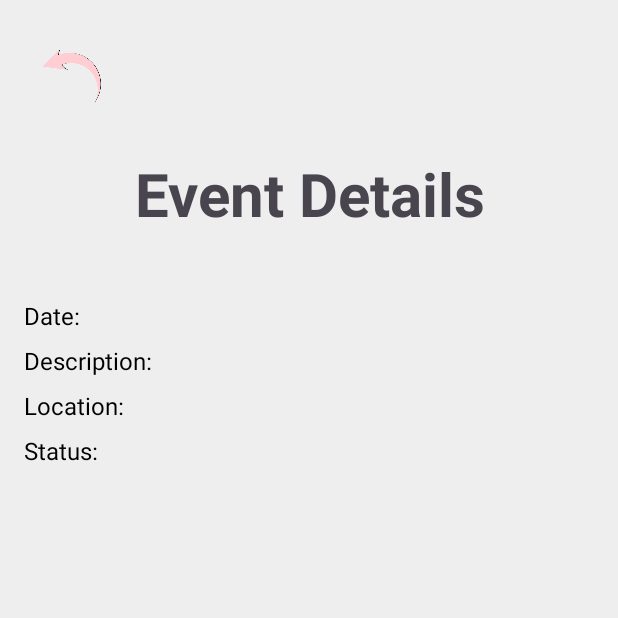
After one commit to NoamGeorge2006/Noam_final, an Android app: the EventDetailActivity screen opened directly, with no data from a screen before it, on a phone screen of 412 x 824 dp, the top half of it. The commit adds this screen. Run offline under Robolectric (Android 15) with nearby library versions, the light colour scheme and no system bars; 1 statement that could not run was skipped.

```diff
--- a/app/src/main/AndroidManifest.xml
+++ b/app/src/main/AndroidManifest.xml
@@ -88,6 +88,9 @@
         <activity android:name=".EventListActivity"
             android:exported="true"/>
 
+        <activity android:name=".EventDetailActivity"
+            android:exported="true"/>
+
 
 
     </application>
--- a/app/src/main/java/com/example/noam_final/AddEventActivity.java
+++ b/app/src/main/java/com/example/noam_final/AddEventActivity.java
@@ -8,6 +8,7 @@ import android.content.pm.PackageManager;
 import android.net.Uri;
 import android.os.Bundle;
 import android.provider.CalendarContract;
+import android.util.Log;
 import android.widget.Button;
 import android.widget.EditText;
 import android.widget.ImageButton;
@@ -147,6 +148,7 @@ public class AddEventActivity extends AppCompatActivity {
     }
 
     private void addEvent(boolean isPublic) {
+        Log.d("AddEventActivity", "Current user: " + (mAuth.getCurrentUser() != null ? mAuth.getCurrentUser().getUid() : "null"));
         if (mAuth.getCurrentUser() == null) {
             Toast.makeText(this, "Please log in to add events", Toast.LENGTH_SHORT).show();
             finish();
@@ -171,15 +173,18 @@ public class AddEventActivity extends AppCompatActivity {
     }
 
     private void addEventToFirebase(Event event) {
+        Log.d("AddEventActivity", "Saving event: " + event.getTitle() + ", Date: " + event.getDate());
         db.collection("events")
                 .document(event.getId())
                 .set(event.toMap())
                 .addOnSuccessListener(aVoid -> {
                     String visibility = event.isPublic() ? "public" : "private";
+                    Log.d("AddEventActivity", "Event saved: " + event.getTitle());
                     Toast.makeText(this, "Event added successfully as " + visibility, Toast.LENGTH_SHORT).show();
                     finish();
                 })
                 .addOnFailureListener(e -> {
+                    Log.e("AddEventActivity", "Failed to save event: " + e.getMessage());
                     Toast.makeText(this, "Failed to add event: " + e.getMessage(), Toast.LENGTH_SHORT).show();
                 });
     }
--- /dev/null
+++ b/app/src/main/java/com/example/noam_final/EventDetailActivity.java
@@ -0,0 +1,54 @@
+package com.example.noam_final;
+
+import android.os.Bundle;
+import android.widget.ImageButton;
+import android.widget.TextView;
+import android.widget.Toast;
+import androidx.appcompat.app.AppCompatActivity;
+
+public class EventDetailActivity extends AppCompatActivity {
+    private ImageButton btnBack;
+    private TextView tvEventTitle, tvEventDate, tvEventDescription, tvEventLocation, tvEventStatus;
+
+    @Override
+    protected void onCreate(Bundle savedInstanceState) {
+        super.onCreate(savedInstanceState);
+        setContentView(R.layout.activity_event_detail);
+
+        // Initialize views
+        btnBack = findViewById(R.id.btnBack);
+        tvEventTitle = findViewById(R.id.tvEventTitle);
+        tvEventDate = findViewById(R.id.tvEventDate);
+        tvEventDescription = findViewById(R.id.tvEventDescription);
+        tvEventLocation = findViewById(R.id.tvEventLocation);
+        tvEventStatus = findViewById(R.id.tvEventStatus);
+
+        // Set up back button
+        btnBack.setOnClickListener(v -> finish());
+
+        // Load event details
+        loadEventDetails();
+    }
+
+    private void loadEventDetails() {
+        // Assuming event details are passed via Intent
+        String title = getIntent().getStringExtra("eventTitle");
+        String date = getIntent().getStringExtra("eventDate");
+        String description = getIntent().getStringExtra("eventDescription");
+        String location = getIntent().getStringExtra("eventLocation");
+        boolean isPublic = getIntent().getBooleanExtra("eventIsPublic", false);
+
+        if (title == null || date == null) {
+            Toast.makeText(this, "Invalid event data", Toast.LENGTH_SHORT).show();
+            finish();
+            return;
+        }
+
+        // Set text views
+        tvEventTitle.setText(title);
+        tvEventDate.setText("Date: " + date);
+        tvEventDescription.setText("Description: " + (description != null ? description : "N/A"));
+        tvEventLocation.setText("Location: " + (location != null ? location : "N/A"));
+        tvEventStatus.setText("Status: " + (isPublic ? "Public" : "Private"));
+    }
+}
--- /dev/null
+++ b/app/src/main/res/layout/activity_event_detail.xml
@@ -0,0 +1,93 @@
+<?xml version="1.0" encoding="utf-8"?>
+<LinearLayout xmlns:android="http://schemas.android.com/apk/res/android"
+    android:layout_width="match_parent"
+    android:layout_height="match_parent"
+    android:background="@color/background_gray"
+    android:orientation="vertical"
+    android:padding="16dp">
+
+    <LinearLayout
+        android:layout_width="match_parent"
+        android:layout_height="wrap_content"
+        android:orientation="horizontal"
+        android:padding="8dp">
+
+        <ImageButton
+            android:id="@+id/btnBack"
+            android:layout_width="50dp"
+            android:layout_height="50dp"
+            android:background="?attr/selectableItemBackgroundBorderless"
+            android:contentDescription="Back Button"
+            android:scaleType="fitCenter"
+            android:src="@drawable/back_pic" />
+    </LinearLayout>
+
+    <LinearLayout
+        android:layout_width="match_parent"
+        android:layout_height="wrap_content"
+        android:gravity="center"
+        android:orientation="vertical">
+
+        <!-- Contact Information -->
+        <TextView
+            android:id="@+id/tvEventTitle"
+            android:layout_width="wrap_content"
+            android:layout_height="wrap_content"
+            android:layout_marginTop="20dp"
+            android:text="Event Details"
+            android:textAlignment="center"
+            android:textSize="40dp"
+            android:textStyle="bold" />
+
+        <TextView
+            android:id="@+id/tvEventName"
+            android:layout_width="wrap_content"
+            android:layout_height="wrap_content"
+            android:layout_marginTop="16dp"
+            android:textSize="20dp"
+            android:textStyle="bold" />
+
+
+
+        <!-- Date -->
+        <TextView
+            android:id="@+id/tvEventDate"
+            android:layout_width="match_parent"
+            android:layout_height="wrap_content"
+            android:layout_marginBottom="8dp"
+            android:text="Date: "
+            android:textColor="@android:color/black"
+            android:textSize="16sp" />
+
+        <!-- Description -->
+        <TextView
+            android:id="@+id/tvEventDescription"
+            android:layout_width="match_parent"
+            android:layout_height="wrap_content"
+            android:layout_marginBottom="8dp"
+            android:text="Description: "
+            android:textColor="@android:color/black"
+            android:textSize="16sp" />
+
+        <!-- Location -->
+        <TextView
+            android:id="@+id/tvEventLocation"
+            android:layout_width="match_parent"
+            android:layout_height="wrap_content"
+            android:layout_marginBottom="8dp"
+            android:text="Location: "
+            android:textColor="@android:color/black"
+            android:textSize="16sp" />
+
+        <!-- Public/Private Status -->
+        <TextView
+            android:id="@+id/tvEventStatus"
+            android:layout_width="match_parent"
+            android:layout_height="wrap_content"
+            android:text="Status: "
+            android:textColor="@android:color/black"
+            android:textSize="16sp" />
+
+    </LinearLayout>
+
+</LinearLayout>
```
Also changed, not shown: app/build.gradle.kts (+27 -11 lines), app/src/main/java/com/example/noam_final/CalendarFragment.java (+17 -7 lines), app/src/main/java/com/example/noam_final/Event.java (+73 -95 lines), app/src/main/java/com/example/noam_final/EventAdapter.java (added, +70 -0 lines), app/src/main/java/com/example/noam_final/EventListActivity.java (+55 -22 lines), app/src/main/java/com/example/noam_final/EventManager.java (+9 -4 lines), app/src/main/res/layout/activity_event_list.xml (+9 -17 lines), gradle/libs.versions.toml (+9 -11 lines), settings.gradle.kts (+2 -7 lines), app/src/main/res/layout/calendar_cell.xml (line endings or trailing spaces).
